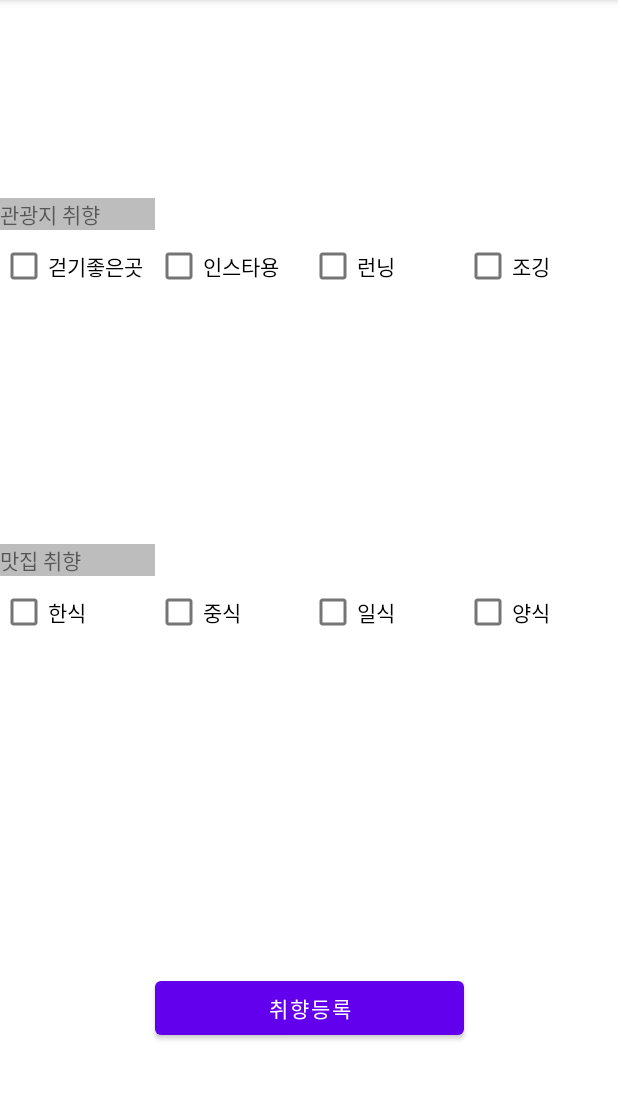
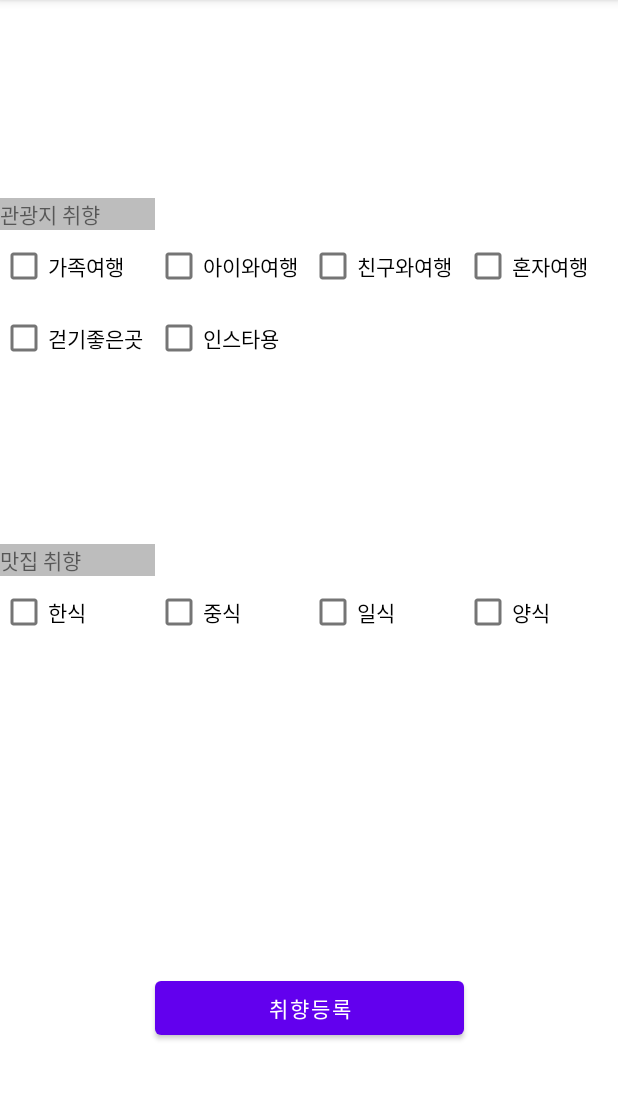
Before and after one commit to Jaeyong1114/jogijotae, an Android app: the User_interest_app screen opened directly, with no data from a screen before it, on a phone screen of 412 x 824 dp, the part 84-1184 px from its top. Run offline under Robolectric (Android 15) with nearby library versions, the phone set to English and light mode, and no system bars; our stand-ins replace Firebase (no records; nobody signed in at launch, a user with empty details on screens opened directly).

Commit message:
데이터베이스 저장

```diff
--- a/app/src/main/java/com/examples/jogijotae/FirstMain.java
+++ b/app/src/main/java/com/examples/jogijotae/FirstMain.java
@@ -146,7 +146,7 @@ public class FirstMain extends AppCompatActivity implements View.OnClickListener
                                 if (document != null) {
                                     if (document.exists()) {
                                         Log.d(TAG, "DocumentSnapshot data:" + document.getData());
-                                        Intent intent = new Intent(FirstMain.this, FirstMain.class);
+                                        Intent intent = new Intent(FirstMain.this, MainActivity.class);
                                         startToast("로그인 완료.");
                                         startActivity(intent);
                                     } else {
--- a/app/src/main/java/com/examples/jogijotae/User_interest_app.java
+++ b/app/src/main/java/com/examples/jogijotae/User_interest_app.java
@@ -21,7 +21,7 @@ public class User_interest_app extends AppCompatActivity implements View.OnClick
 
     private static final String TAG = "User_interest_app";
 
-    CheckBox UI_check_place01, UI_check_place02, UI_check_place03, UI_check_place04;
+    CheckBox UI_check_place01, UI_check_place02, UI_check_place03, UI_check_place04, UI_check_place05, UI_check_place06;
     CheckBox UI_check_restarant01, UI_check_restarant02, UI_check_restarant03, UI_check_restarant04;
     Button UI_btn;
 
@@ -34,6 +34,9 @@ public class User_interest_app extends AppCompatActivity implements View.OnClick
         UI_check_place02 = findViewById(R.id.UI_check_place02);
         UI_check_place03 = findViewById(R.id.UI_check_place03);
         UI_check_place04 = findViewById(R.id.UI_check_place04);
+        UI_check_place05 = findViewById(R.id.UI_check_place05);
+        UI_check_place06 = findViewById(R.id.UI_check_place06);
+
 
         UI_check_restarant01 = findViewById(R.id.UI_check_restarant01);
         UI_check_restarant02 = findViewById(R.id.UI_check_restarant02);
@@ -57,7 +60,7 @@ public class User_interest_app extends AppCompatActivity implements View.OnClick
         String gender = data_receive.getStringExtra("gender");
         String mobile = data_receive.getStringExtra("mobile");
 
-        String place01 = null, place02 = null, place03 = null, place04 = null,
+        String place01 = null, place02 = null, place03 = null, place04 = null,place05 = null, place06 = null,
                 restarant01 = null, restarant02 = null, restarant03 = null, restarant04 = null;
 
         if (UI_check_place01.isChecked()) {
@@ -72,6 +75,15 @@ public class User_interest_app extends AppCompatActivity implements View.OnClick
         if (UI_check_place04.isChecked()) {
             place04 = UI_check_place04.getText().toString();
         }
+        if (UI_check_place05.isChecked()) {
+            place05 = UI_check_place05.getText().toString();
+        }
+        if (UI_check_place06.isChecked()) {
+            place06 = UI_check_place06.getText().toString();
+        }
+
+
+
         if (UI_check_restarant01.isChecked()) {
             restarant01 = UI_check_restarant01.getText().toString();
         }
@@ -85,7 +97,7 @@ public class User_interest_app extends AppCompatActivity implements View.OnClick
             restarant04 = UI_check_restarant04.getText().toString();
         }
 
-        Interest Interest = new Interest(place01, place02, place03, place04, restarant01, restarant02, restarant03, restarant04, name, gender, birthyear, mobile);
+        Interest Interest = new Interest(place01, place02, place03, place04,place05,place06, restarant01, restarant02, restarant03, restarant04, name, gender, birthyear, mobile);
         db.collection("users").document(user.getEmail()).set(Interest)
                 .addOnSuccessListener(new OnSuccessListener<Void>() {
 
--- a/app/src/main/res/layout/activity_user_interest_app.xml
+++ b/app/src/main/res/layout/activity_user_interest_app.xml
@@ -52,7 +52,7 @@
         android:id="@+id/UI_check_place01"
         android:layout_width="0dp"
         android:layout_height="wrap_content"
-        android:text="걷기좋은곳"
+        android:text="가족여행"
         app:layout_constraintEnd_toStartOf="@+id/guideline2"
         app:layout_constraintStart_toStartOf="parent"
         app:layout_constraintTop_toTopOf="@+id/guideline1" />
@@ -61,7 +61,7 @@
         android:id="@+id/UI_check_place02"
         android:layout_width="0dp"
         android:layout_height="wrap_content"
-        android:text="인스타용"
+        android:text="아이와여행"
         app:layout_constraintEnd_toStartOf="@+id/guideline3"
         app:layout_constraintStart_toStartOf="@+id/guideline2"
         app:layout_constraintTop_toTopOf="@+id/guideline1" />
@@ -70,7 +70,7 @@
         android:id="@+id/UI_check_place03"
         android:layout_width="0dp"
         android:layout_height="wrap_content"
-        android:text="런닝"
+        android:text="친구와여행"
         app:layout_constraintEnd_toStartOf="@+id/guideline4"
         app:layout_constraintStart_toStartOf="@+id/guideline3"
         app:layout_constraintTop_toTopOf="@+id/guideline1" />
@@ -79,7 +79,7 @@
         android:id="@+id/UI_check_place04"
         android:layout_width="0dp"
         android:layout_height="wrap_content"
-        android:text="조깅"
+        android:text="혼자여행"
         app:layout_constraintEnd_toEndOf="parent"
         app:layout_constraintStart_toStartOf="@+id/guideline4"
         app:layout_constraintTop_toTopOf="@+id/guideline1" />
@@ -150,4 +150,22 @@
         app:layout_constraintEnd_toStartOf="@+id/guideline2"
         app:layout_constraintStart_toStartOf="parent" />
 
+    <CheckBox
+        android:id="@+id/UI_check_place05"
+        android:layout_width="0dp"
+        android:layout_height="wrap_content"
+        android:text="걷기좋은곳"
+        app:layout_constraintEnd_toStartOf="@+id/guideline2"
+        app:layout_constraintStart_toStartOf="parent"
+        app:layout_constraintTop_toBottomOf="@+id/UI_check_place01" />
+
+    <CheckBox
+        android:id="@+id/UI_check_place06"
+        android:layout_width="0dp"
+        android:layout_height="wrap_content"
+        android:text="인스타용"
+        app:layout_constraintEnd_toStartOf="@+id/guideline3"
+        app:layout_constraintStart_toStartOf="@+id/guideline2"
+        app:layout_constraintTop_toBottomOf="@+id/UI_check_place02" />
+
 </androidx.constraintlayout.widget.ConstraintLayout>
```
